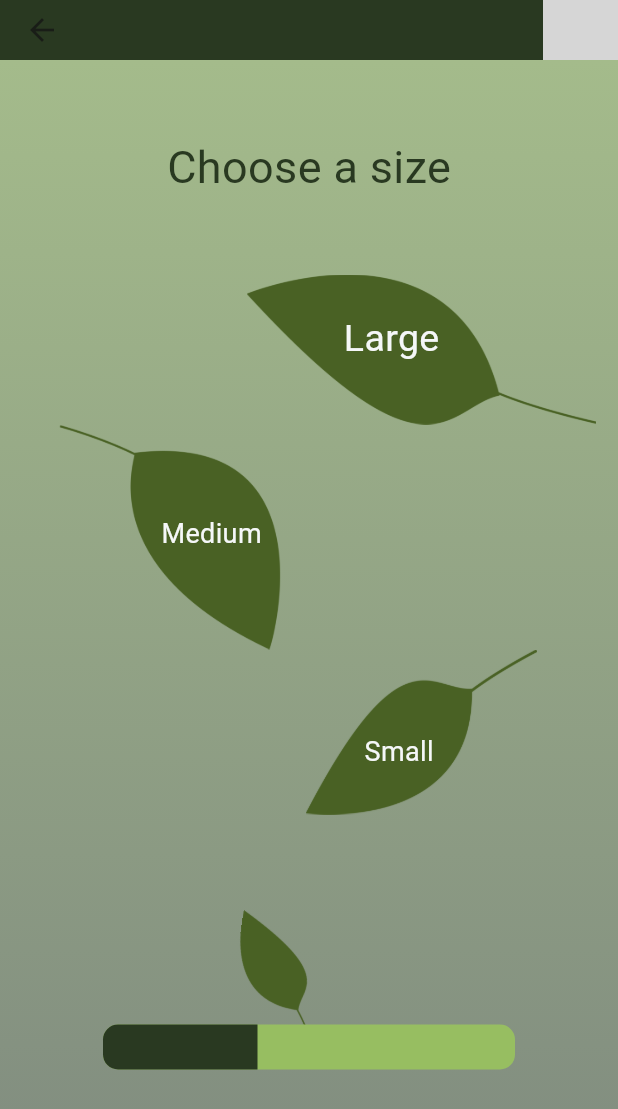
After one commit to ChaiB04/treebud, a Flutter app: the screen it shows after launch, after a tap on "Add tree", on a phone screen of 412 x 824 dp. The commit adds this screen. Shown: the top 1109 px of the screen. Run offline on Flutter 3.47's test engine with Material 3 defaults, Android fonts, the phone set to English and light mode, and no system bars; our stand-ins replace flutter_map, geolocator, latlong2; missing offline and left inert: arcore_flutter_plugin, flutter_map_animations, flutter_map_cancellable_tile_provider, mongo_dart; network calls fail; project files that could hold a hidden picture were left out; grey boxes are pictures that could not be loaded.

Commit message:
Add new tree first selection is styled, no functionality yet

```diff
--- a/tree_bud/lib/screens/loadpage.dart
+++ b/tree_bud/lib/screens/loadpage.dart
@@ -1,6 +1,7 @@
 import "package:tree_bud/screens/arfunction.dart";
 import "package:flutter/material.dart";
 import "package:tree_bud/screens/homepage.dart";
+import "package:tree_bud/screens/newTree.dart";
 
 import "maps.dart";
 
@@ -44,7 +45,14 @@ class LoadPage extends StatelessWidget {
                   );
                 },
                 child: const Text("Homepage")),
-
+            ElevatedButton(
+                onPressed: () {
+                  Navigator.push(
+                    context,
+                    MaterialPageRoute(builder: (context) => const NewTree()),
+                  );
+                },
+                child: const Text("Add tree")),
           ],
         ),
         ),
--- /dev/null
+++ b/tree_bud/lib/screens/newTree.dart
@@ -0,0 +1,182 @@
+import 'package:flutter/cupertino.dart';
+import 'package:flutter/material.dart';
+import 'package:flutter/painting.dart';
+import 'package:flutter/widgets.dart';
+
+class NewTree extends StatefulWidget {
+  const NewTree({super.key});
+
+  @override
+  State<NewTree> createState() => _NewTreeState();
+}
+
+class _NewTreeState extends State<NewTree> {
+  @override
+  Widget build(BuildContext context) {
+    return Scaffold(
+        appBar: AppBar(
+          toolbarHeight: 40,
+          backgroundColor: const Color.fromRGBO(41, 57, 33, 1.0),
+          actions: const [
+            CircleAvatar(
+              radius: 25,
+              backgroundImage: NetworkImage(
+                "https://images.unsplash.com/photo-1558072844-b2e8b546d415?w=800&auto=format&fit=crop&q=60&ixlib=rb-4.0.3&ixid=M3wxMjA3fDB8MHxzZWFyY2h8MTV8fHByb2ZpbGUlMjBpbWFnZXxlbnwwfHwwfHx8MA%3D%3D",
+              ),
+            ),
+          ],
+        ),
+        body: Stack(
+          children: [
+            //Background color (gradient)
+            Container(
+              height: MediaQuery.of(context).size.height,
+              width: MediaQuery.of(context).size.width,
+              decoration: const BoxDecoration(
+                gradient: LinearGradient(
+                  begin: Alignment.topCenter,
+                  end: Alignment.bottomCenter,
+                  colors: [
+                    Color.fromRGBO(164, 187, 139, 1.0),
+                    Color.fromRGBO(127, 138, 127, 1.0),
+                  ],
+                ),
+              ),
+            ),
+
+            //leaf selections
+            Column(
+              children: [
+                const Padding(
+                  padding: EdgeInsets.only(top: 50, bottom: 50),
+                  child: Text(
+                    "Choose a size",
+                    style: TextStyle(
+                      fontSize: 30,
+                        color: Color.fromRGBO(41, 57, 33, 1.0)
+                    ),
+                  ),
+                ),
+                Padding(
+                  padding: const EdgeInsets.only(left: 150),
+                  child: Stack(
+                    children: [
+                      Container(
+                        height: 100,
+                        decoration: const BoxDecoration(
+                          image: DecorationImage(
+                            image: AssetImage('assets/images/leaf_3.png'),
+                          ),
+                        ),
+                      ),
+                      const Center(
+                        child: Padding(
+                          padding: EdgeInsets.only(top: 25, right: 40),
+                          child: Text(
+                            "Large",
+                            style: TextStyle(
+                              fontSize: 25,
+                              color: Color.fromRGBO(245, 247, 248, 1.0),
+                            ),
+                          ),
+                        ),
+                      ),
+                    ],
+                  ),
+                ),
+               Stack(children: [
+                 Padding(
+                   padding: const EdgeInsets.only(right: 150),
+                   child: Container(
+                     height: 150,
+                     decoration: const BoxDecoration(
+                       image: DecorationImage(
+                         image: AssetImage('assets/images/leaf_2.png'),
+                       ),
+                     ),
+                   ),
+                 ),
+                 const Center(
+                   child: Padding(
+                     padding: EdgeInsets.only(top: 60, right: 130),
+                     child: Text(
+                       "Medium",
+                       style: TextStyle(
+                         fontSize: 18,
+                         color: Color.fromRGBO(245, 247, 248, 1.0),
+                       ),
+                     ),
+                   ),
+                 ),
+               ],
+               ),
+                Stack(
+                  children: [
+                    Padding(
+                      padding: const EdgeInsets.only(left: 150),
+                      child: Container(
+                        height: 110,
+                        decoration: const BoxDecoration(
+                          image: DecorationImage(
+                            image: AssetImage('assets/images/leaf_1.png'),
+                          ),
+                        ),
+                      ),
+                    ),
+                    const Center(
+                      child: Padding(
+                        padding: EdgeInsets.only(top: 55, left: 120),
+                        child: Text(
+                          "Small",
+                          style: TextStyle(
+                            fontSize: 18,
+                            color: Color.fromRGBO(245, 247, 248, 1.0),
+                          ),
+                        ),
+                      ),
+                    ),
+                  ],
+                ),
+                Padding(
+                  padding: const EdgeInsets.only(right: 40, top: 80),
+                  child: SizedBox(
+                    height: 60,
+                    child: Transform.rotate(
+                      angle: 8,
+                      child: Image.asset(
+                        'assets/images/leaf_1.png',
+                      ),
+                    ),
+                  ),
+                ),
+                Stack(
+                  children: [
+                    Container(
+                      height: 30,
+                      width: MediaQuery.of(context).size.width / 1.5,
+                      decoration: BoxDecoration(
+                        color: const Color.fromRGBO(0x97, 0xBE, 0x61, 1.0),
+                        borderRadius: BorderRadius.circular(10),
+                      ),
+                    ),
+                    Container(
+                      height: 30,
+                      width: MediaQuery.of(context).size.width / 4,
+                      decoration: const BoxDecoration(
+                        color: Color.fromRGBO(41, 57, 33, 1.0),
+                        borderRadius: BorderRadius.only(
+                          topLeft: Radius.circular(10),
+                          bottomLeft: Radius.circular(10),
+                          topRight: Radius.zero,
+                          bottomRight: Radius.zero,
+                        ),
+                      ),
+                    ),
+                  ],
+                )
+              ],
+            )
+          ],
+        ));
+  }
+}
```
Also changed, not shown: tree_bud/assets/images/leaf_1.png (added), tree_bud/assets/images/leaf_2.png (added), tree_bud/assets/images/leaf_3.png (added), tree_bud/assets/images/progress_leaf_1.png (added).
